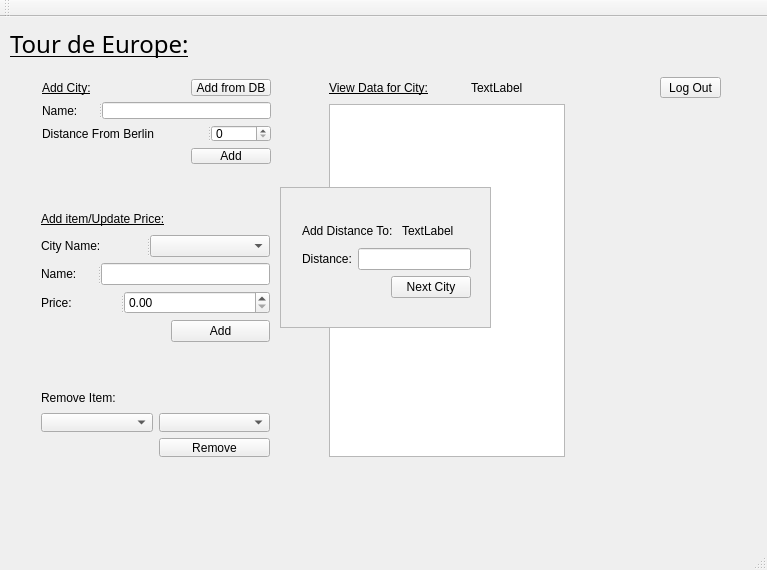
The window that mainwindow.ui (kevinsemenov14/ProjectOneCS1D) describes before a commit, drawn with Qt 5.
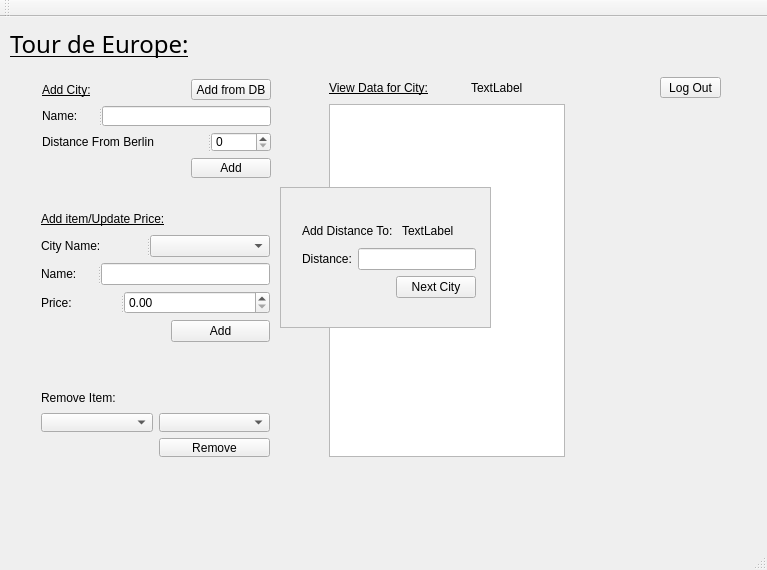
The same window after the commit. The open tabs and pages were chosen to show the change.

Commit message: Trip 3 works (duplicates testing pending)

```diff
--- a/mainwindow.ui
+++ b/mainwindow.ui
@@ -771,7 +771,7 @@
         <x>11</x>
         <y>11</y>
         <width>251</width>
-        <height>107</height>
+        <height>121</height>
        </rect>
       </property>
       <layout class="QGridLayout" name="gridLayout_3">
@@ -876,12 +876,12 @@
          <height>139</height>
         </rect>
        </property>
-       <widget class="QWidget" name="">
+       <widget class="QWidget" name="layoutWidget">
         <property name="geometry">
          <rect>
           <x>10</x>
           <y>20</y>
-          <width>191</width>
+          <width>196</width>
           <height>101</height>
          </rect>
         </property>
```
Left out of the diff: 10 changed lines with no effect on the pictures. The commit also changes 2 other files.
